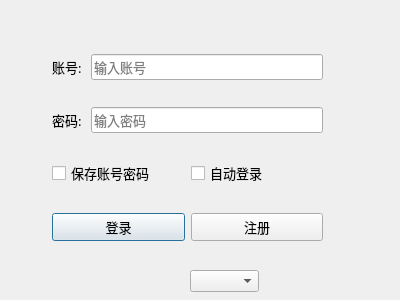
Above: login.ui from hdu-zky/QChat before the change. Below: the same form after it.
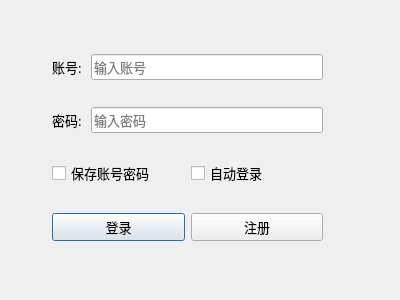
That is the form after the change. Icons and pictures are not drawn.

```diff
--- a/login.ui
+++ b/login.ui
@@ -211,16 +211,6 @@
     </item>
    </layout>
   </widget>
-  <widget class="QComboBox" name="comboBox">
-   <property name="geometry">
-    <rect>
-     <x>190</x>
-     <y>270</y>
-     <width>69</width>
-     <height>22</height>
-    </rect>
-   </property>
-  </widget>
  </widget>
  <tabstops>
   <tabstop>UserName</tabstop>
```
